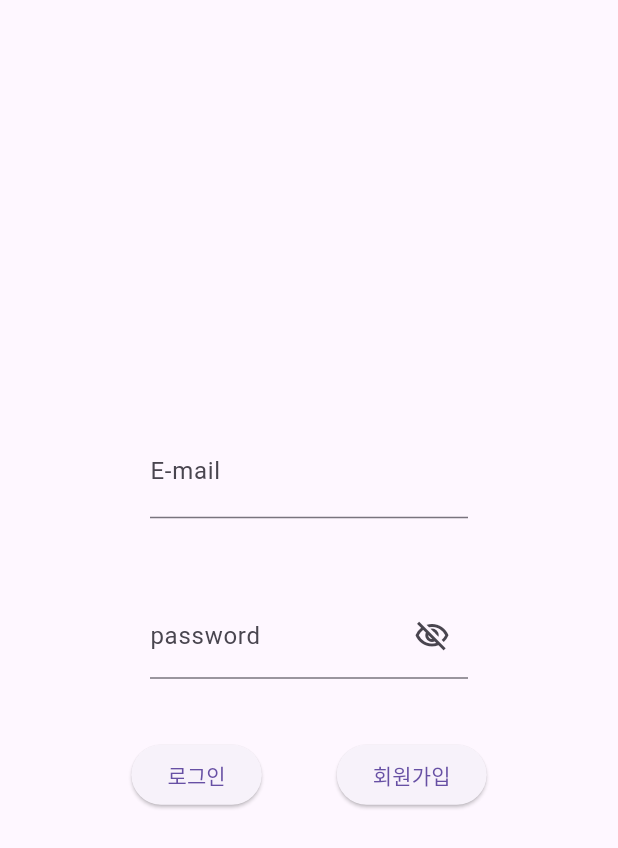
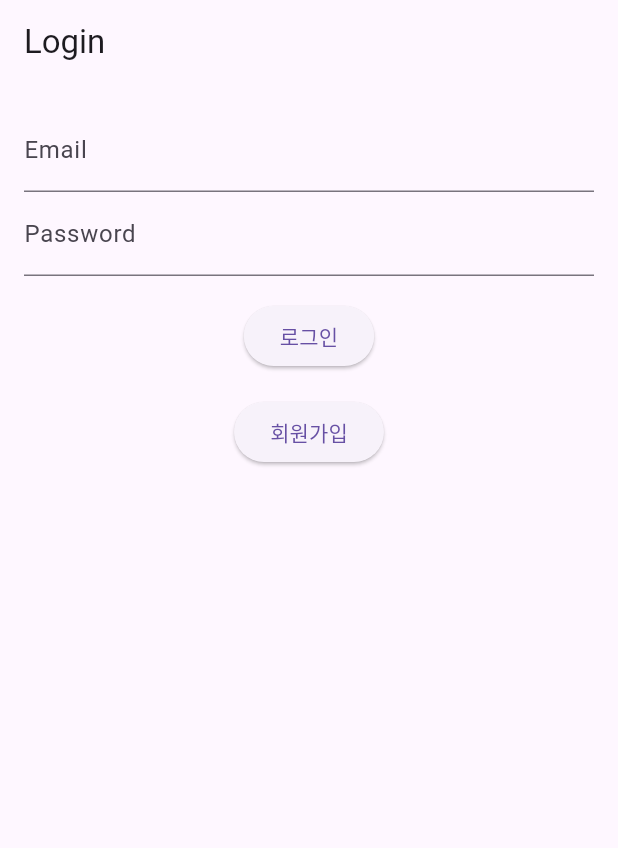
Before and after one commit to bae7491/bus_way, a Flutter app: the screen it shows after launch, on a phone screen of 412 x 824 dp. Shown: the top 848 px of the screen. Run offline on Flutter 3.47's test engine with Material 3 defaults, Android fonts, the phone set to English and light mode, and no system bars; our stand-ins replace firebase_auth, firebase_core; accounts and stored records are empty.

Commit message:
로그인, 회원가입 구현

```diff
--- /dev/null
+++ b/lib/data/model/user_model.dart
@@ -0,0 +1,12 @@
+/*
+  login에서 사용하는 데이터 클래스.
+*/
+class UserModel {
+  String? email;
+  String? password;
+
+  UserModel({
+    required this.email,
+    required this.password,
+  });
+}
--- /dev/null
+++ b/lib/data/respository/auth_repository.dart
@@ -0,0 +1,31 @@
+/*
+  API 클래스를 주입받아 사용하는 구현체.
+
+  - 역할
+    1. login_viewmodel에서 요청한 데이터를 DataSource 폴더 내의 알맞은 곳으로 요청.
+    2. 요청한 데이터의 응답을 login_viewmodel로 전달.
+*/
+
+import '../datasource/auth_datasource.dart';
+import '../model/user_model.dart';
+
+class AuthRepository {
+  RemoteAuthDataSource remoteAuthDataSource = RemoteAuthDataSource();
+
+  // 로그인
+  Future<UserModel?> login(String email, String password) async {
+    await remoteAuthDataSource.loginWithEmail(email, password);
+    return UserModel(email: email, password: password);
+  }
+
+  // 회원가입
+  Future<UserModel?> signUp(String email, String password) async {
+    await remoteAuthDataSource.signUpWithEmail(email, password);
+    return UserModel(email: email, password: password);
+  }
+
+  // 로그아웃
+  Future<void> signOut() async {
+    await remoteAuthDataSource.signOut();
+  }
+}
--- a/lib/login_page.dart
+++ /dev/null
@@ -1,77 +0,0 @@
-import 'package:firebase_auth/firebase_auth.dart';
-import 'package:flutter/material.dart';
-
-class LoginPage extends StatefulWidget {
-  const LoginPage({super.key});
-
-  @override
-  State<LoginPage> createState() => LoginPageState();
-}
-
-class LoginPageState extends State<LoginPage> {
-  final _emailController = TextEditingController();
-  final _passwordController = TextEditingController();
-
-  @override
-  Widget build(BuildContext context) {
-    return Scaffold(
-      body: Center(
-        child: Column(
-          mainAxisAlignment: MainAxisAlignment.center,
-          children: <Widget>[
-            Padding(
-              padding: const EdgeInsets.symmetric(horizontal: 100),
-              child:
-                // e-mail
-                TextFormField(
-                  controller: _emailController,
-                  obscureText: false,
-                  decoration: const InputDecoration(
-                    labelText: 'E-mail',
-                    hintText: 'E-mail을 입력하세요. ex) aaa@aaa.com',
-                    hintStyle: TextStyle(fontSize: 15),
-                  ),
-                  style: const TextStyle(fontSize: 20),
-                  keyboardType: TextInputType.emailAddress,
-                ),
-            ),
-            const SizedBox(height: 10),
-            Padding(
-              padding: const EdgeInsets.symmetric(vertical: 40, horizontal: 100),
-              child:
-                // pw
-                TextFormField(
-                  controller: _passwordController,
-                  obscureText: true,
-                  decoration: const InputDecoration(
-                  suffixIcon: Icon(Icons.visibility_off_outlined),
-                    labelText: 'password',
-                    hintText: '비밀번호를 입력하세요.',
-                  ),
-                  keyboardType: TextInputType.text,
-                ),
-            ),
-            Row(
-              mainAxisAlignment: MainAxisAlignment.center,
-              children: [
-                ElevatedButton(
-                  onPressed: () {
-                    // 메인 화면으로 이동
-                  },
-                  child: const Text("로그인"),
-                ),
-                const SizedBox(width: 50),
-                ElevatedButton(
-                  onPressed: () {
-                    // 회원가입 화면으로 이동
-                  },
-                  child: const Text("회원가입"),
-                ),
-              ]
-            ),
-          ],
-        ),
-      ),
-    );
-  }
-}
--- a/lib/main.dart
+++ b/lib/main.dart
@@ -1,6 +1,10 @@
-import 'package:bus_way/login_page.dart';
+import 'package:bus_way/ui/mainpage/mainpage_viewmodel.dart';
 import 'package:firebase_core/firebase_core.dart';
 import 'package:flutter/material.dart';
+import 'package:provider/provider.dart';
+import 'ui/auth/login/login_view.dart';
+import 'ui/auth/login/login_viewmodel.dart';
+import 'ui/auth/signup/signup_viewmodel.dart';
 
 void main() async {
   WidgetsFlutterBinding.ensureInitialized();
@@ -13,72 +17,24 @@ class MyApp extends StatelessWidget {
 
   @override
   Widget build(BuildContext context) {
-    return const MaterialApp(
-      debugShowCheckedModeBanner: false,
-      home: LoginPage(),
+    return MultiProvider(
+      providers: [
+        // 로그인
+        ChangeNotifierProvider(
+          create: (_) => LoginViewModel(),
+        ),
+        // 회원가입
+        ChangeNotifierProvider(
+          create: (_) => SignUpViewModel(),
+        ),
+        // 메인페이지
+        ChangeNotifierProvider(
+          create: (_) => MainPageViewModel(),
+        ),
+      ],
+      child: MaterialApp(
+        home: LoginView(),
+      ),
     );
   }
 }
-
-// class MyApp extends StatelessWidget {
-//   const MyApp({super.key});
-
-//   @override
-//   Widget build(BuildContext context) {
-//     return MaterialApp(
-//       title: 'Flutter Demo',
-//       theme: ThemeData(
-//         colorScheme: ColorScheme.fromSeed(seedColor: Colors.deepPurple),
-//         useMaterial3: true,
-//       ),
-//       home: const MyHomePage(title: 'Flutter Demo Home Page'),
-//     );
-//   }
-// }
-
-// class MyHomePage extends StatefulWidget {
-//   const MyHomePage({super.key, required this.title});
-//   final String title;
-
-//   @override
-//   State<MyHomePage> createState() => _MyHomePageState();
-// }
-
-// class _MyHomePageState extends State<MyHomePage> {
-//   int _counter = 0;
-
-//   void _incrementCounter() {
-//     setState(() {
-//       _counter++;
-//     });
-//   }
-
-//   @override
-//   Widget build(BuildContext context) {
-//     return Scaffold(
-//       appBar: AppBar(
-//         backgroundColor: Theme.of(context).colorScheme.inversePrimary,
-//         title: Text(widget.title),
-//       ),
-//       body: Center(
-//         child: Column(
-//           mainAxisAlignment: MainAxisAlignment.center,
-//           children: <Widget>[
-//             const Text(
-//               'You have pushed the button this many times:',
-//             ),
-//             Text(
-//               '$_counter',
-//               style: Theme.of(context).textTheme.headlineMedium,
-//             ),
-//           ],
-//         ),
-//       ),
-//       floatingActionButton: FloatingActionButton(
-//         onPressed: _incrementCounter,
-//         tooltip: 'Increment',
-//         child: const Icon(Icons.add),
-//       ),
-//     );
-//   }
-// }
--- /dev/null
+++ b/lib/ui/auth/login/login_view.dart
@@ -0,0 +1,83 @@
+/*
+  view - 사용자에게 보여지는 화면.
+
+  login_view : 로그인 화면.
+
+  - 역할
+    email, password를 입력받고, login_viewmodel.dart에 요청을 보내고, 상태에 따라 UI를 갱신.
+*/
+
+import 'package:flutter/material.dart';
+import 'package:provider/provider.dart';
+import 'login_viewmodel.dart';
+import '../../mainpage/mainpage_view.dart';
+import '../signup/signup_view.dart';
+
+class LoginView extends StatelessWidget {
+  LoginView({super.key});
+
+  final _emailController = TextEditingController();
+  final _passwordController = TextEditingController();
+
+  @override
+  Widget build(BuildContext context) {
+    final loginViewModel = Provider.of<LoginViewModel>(context);
+    return Scaffold(
+      appBar: AppBar(title: const Text("Login")),
+      body: Padding(
+        padding: const EdgeInsets.all(16.0),
+        child: Column(
+          children: [
+            TextField(
+              controller: _emailController,
+              decoration: const InputDecoration(labelText: "Email"),
+            ),
+            TextField(
+              controller: _passwordController,
+              decoration: const InputDecoration(labelText: "Password"),
+              obscureText: true,
+            ),
+            const SizedBox(height: 16),
+            if (loginViewModel.isLoading)
+              const CircularProgressIndicator()
+            else
+              Column(
+                children: [
+                  ElevatedButton(
+                    onPressed: () async {
+                      await loginViewModel.login(
+                        _emailController.text,
+                        _passwordController.text,
+                      );
+
+                      if (loginViewModel.errorMessage == null && loginViewModel.user != null) {
+                        Navigator.pushAndRemoveUntil(
+                          context,
+                          MaterialPageRoute(builder: (context) => const MainView()),
+                          (route) => false,
+                        );
+                      }
+                    },
+                    child: const Text("로그인"),
+                  ),
+                  const SizedBox(height: 16),
+                  ElevatedButton(
+                    onPressed: () {
+                      Navigator.push(
+                        context,
+                        MaterialPageRoute(builder: (context) => SignUpView()),
+                      );
+                    },
+                    child: const Text("회원가입"),
+                    ),
+                ],
+              ),
+            if (loginViewModel.errorMessage != null)
+              Text(loginViewModel.errorMessage!,
+                  style: const TextStyle(color: Colors.red)),
+          ],
+        ),
+      ),
+    );
+  }
+}
--- /dev/null
+++ b/lib/ui/auth/login/login_viewmodel.dart
@@ -0,0 +1,46 @@
+/*
+  ViewModel -> Model과 View를 연결하는 역할.
+  상태 관리 로직 담당.
+
+  login_viewmodel : auth_repository.dart 및 login_view.dart와 상호작용.
+
+  - 역할
+    1. 상태 관리 / Model의 메서드 호출 -> 데이터 가져옴.
+      (auth_repository.dart(이름 미정)로 연결.)
+    2. notifyListeners 추가 후, 이를 통해 데이터에 업데이트가 있다는 것을 ViewModel이 참조하고 있는 View에 알림.
+*/
+
+import 'package:flutter/material.dart';
+import '../../../data/model/user_model.dart';
+import '../../../data/respository/auth_repository.dart';
+
+class LoginViewModel with ChangeNotifier {
+  UserModel? _user;
+  bool _isLoading = false;
+  String? _errorMessage;
+
+
+  UserModel? get user => _user;
+  bool get isLoading => _isLoading;
+  String? get errorMessage => _errorMessage;
+
+  // 로그인 상태 관리 로직
+  Future<void> login(String email, String password) async {
+    AuthRepository authRepository = AuthRepository();
+    _isLoading = true;
+    _errorMessage = null;
+    notifyListeners();
+
+    try {
+      _user = await authRepository.login(email, password);
+      if (_user == null) {
+        _errorMessage = '로그인 실패';
+      }
+    } catch (e) {
+      _errorMessage = e.toString();
+    } finally {
+      _isLoading = false;
+      notifyListeners();
+    }
+  }
+}
--- /dev/null
+++ b/lib/ui/auth/signup/signup_viewmodel.dart
@@ -0,0 +1,45 @@
+/*
+  ViewModel -> Model과 View를 연결하는 역할.
+  상태 관리 로직 담당.
+
+  signup_viewmodel : auth_repository.dart 및 signup_view.dart와 상호작용.
+
+  - 역할
+    1. 상태 관리 / Model의 메서드 호출 -> 데이터 가져옴.
+      (auth_repository.dart로 연결.)
+    2. notifyListeners 추가 후, 이를 통해 데이터에 업데이트가 있다는 것을 ViewModel이 참조하고 있는 View에 알림.
+*/
+
+import 'package:flutter/material.dart';
+import '../../../data/model/user_model.dart';
+import '../../../data/respository/auth_repository.dart';
+
+class SignUpViewModel with ChangeNotifier {
+  UserModel? _user;
+  bool _isLoading = false;
+  String? _errorMessage;
+
+  UserModel? get user => _user;
+  bool get isLoading => _isLoading;
+  String? get errorMessage => _errorMessage;
+
+  // 회원가입 상태 관리 로직
+  Future<void> signUp(String email, String password) async {
+    AuthRepository authRepository = AuthRepository();
+    _isLoading = true;
+    _errorMessage = null;
+    notifyListeners();
+
+    try {
+      _user = await authRepository.signUp(email, password);
+      if (_user == null) {
+        _errorMessage = '회원가입 실패';
+      }
+    } catch (e) {
+      _errorMessage = e.toString();
+    } finally {
+      _isLoading = false;
+      notifyListeners();
+    }
+  }
+}
--- /dev/null
+++ b/lib/ui/mainpage/mainpage_viewmodel.dart
@@ -0,0 +1,22 @@
+import 'package:bus_way/data/model/user_model.dart';
+import 'package:bus_way/data/respository/auth_repository.dart';
+import 'package:flutter/material.dart';
+
+class MainPageViewModel with ChangeNotifier{
+  AuthRepository authRepository = AuthRepository();
+  UserModel? _user;
+  String? _errorMessage;
+
+  UserModel? get user => _user;
+  String? get errorMessage => _errorMessage;
+
+  Future<void> signOut() async {
+    try {
+      await authRepository.signOut();
+    } catch (e) {
+      _errorMessage = e.toString();
+    } finally {
+      notifyListeners();
+    }
+  }
+}
```
Also changed, not shown: lib/data/datasource/auth_datasource.dart (added, +50 -0 lines), lib/data/datasources/auth_datasource.dart (deleted, +0 -49 lines), lib/data/models/auth_model.dart (deleted, +0 -16 lines), lib/data/respositories/auth_repository.dart (deleted, +0 -12 lines), lib/screens/viewmodels/login_viewmodel.dart (deleted, +0 -8 lines), lib/ui/auth/signup/signup_view.dart (added, +58 -0 lines), lib/ui/mainpage/mainpage_view.dart (added, +40 -0 lines), lib/my_home_page.dart (deleted).
